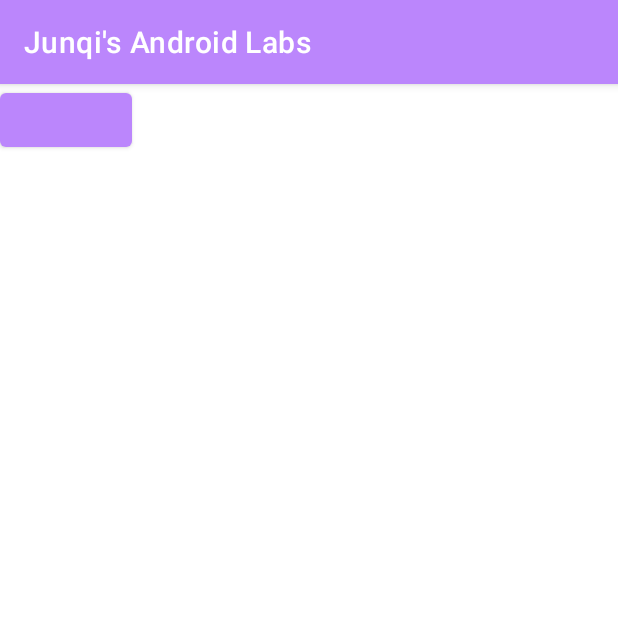
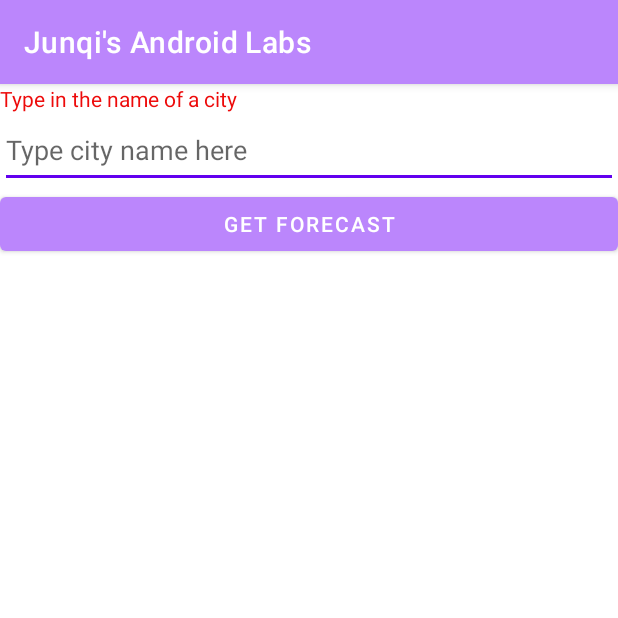
Before and after one commit to JunqiHong/JunqisAndroidLabs, an Android app: the screen it shows after launch (MainActivity), on a phone screen of 412 x 824 dp, the top half of it. Run offline under Robolectric (Android 15) with nearby library versions, the phone set to English and light mode, and no system bars; our stand-ins replace Volley.

Commit message:
Week10-1

```diff
--- a/app/build.gradle
+++ b/app/build.gradle
@@ -32,7 +32,7 @@ android {
 }
 
 dependencies {
-
+    implementation 'com.android.volley:volley:1.2.1'
     implementation 'androidx.appcompat:appcompat:1.4.1'
     implementation 'com.google.android.material:material:1.5.0'
     implementation 'androidx.constraintlayout:constraintlayout:2.1.3'
--- a/app/src/main/AndroidManifest.xml
+++ b/app/src/main/AndroidManifest.xml
@@ -1,6 +1,8 @@
 <?xml version="1.0" encoding="utf-8"?>
 <manifest xmlns:android="http://schemas.android.com/apk/res/android"
     xmlns:tools="http://schemas.android.com/tools">
+    <uses-permission android:name="android.permission.INTERNET"/>
+
 
     <application
         android:allowBackup="true"
--- a/app/src/main/res/layout/activity_main.xml
+++ b/app/src/main/res/layout/activity_main.xml
@@ -1,25 +1,71 @@
 <?xml version="1.0" encoding="utf-8"?>
-<LinearLayout android:orientation="horizontal"
-    xmlns:android="http://schemas.android.com/apk/res/android"
+<LinearLayout xmlns:android="http://schemas.android.com/apk/res/android"
+    xmlns:app="http://schemas.android.com/apk/res-auto"
     xmlns:tools="http://schemas.android.com/tools"
     android:layout_width="match_parent"
     android:layout_height="match_parent"
+    android:orientation="vertical"
     tools:context=".MainActivity">
 
     <TextView
-        android:id="@+id/textview"
-        android:layout_width="wrap_content"
+        android:id="@+id/textView"
+        android:layout_width="match_parent"
         android:layout_height="wrap_content"
+        android:ems="10"
         android:text="@string/hello_message" />
 
-
+    <EditText
+        android:id="@+id/editText"
+        android:layout_width="match_parent"
+        android:layout_height="50dp"
+        android:ems="10"
+        android:hint="@string/hint_message" />
 
     <Button
-        android:id="@+id/button"
-        android:layout_width="wrap_content"
+        android:id="@+id/getForecast"
+        android:layout_width="match_parent"
         android:layout_height="wrap_content"
-        android:layout_marginBottom="50dp"
         android:text="@string/button_message" />
 
+    <TextView
+        android:id="@+id/temp"
+        android:layout_width="match_parent"
+        android:layout_height="wrap_content"
+        android:text="Temp goes here"
+        android:visibility="invisible"/>
+
+    <TextView
+        android:id="@+id/maxTemp"
+        android:layout_width="match_parent"
+        android:layout_height="wrap_content"
+        android:text="Max goes here"
+        android:visibility="invisible"/>
+
+    <TextView
+        android:id="@+id/minTemp"
+        android:layout_width="match_parent"
+        android:layout_height="wrap_content"
+        android:text="Min goes here"
+        android:visibility="invisible"/>
+
+    <TextView
+        android:id="@+id/humidity"
+        android:layout_width="match_parent"
+        android:layout_height="wrap_content"
+        android:text="Humitidy goes here"
+        android:visibility="invisible"/>
+
+    <ImageView
+        android:id="@+id/icon"
+        android:layout_width="300dp"
+        android:layout_height="300dp"
+        android:visibility="invisible"/>
+
+    <TextView
+        android:id="@+id/description"
+        android:layout_width="match_parent"
+        android:layout_height="wrap_content"
+        android:text="Description goes here"
+        android:visibility="invisible"/>
 
 </LinearLayout>
--- a/app/src/main/res/values/strings.xml
+++ b/app/src/main/res/values/strings.xml
@@ -1,5 +1,6 @@
 <resources>
     <string name="app_name">Junqi\'s Android Labs</string>
-    <string name="hello_message">Hello world!</string>
-    <string name="button_message">I\'m a button</string>
+    <string name="hello_message">Type in the name of a city</string>
+    <string name="button_message">Get Forecast</string>
+    <string name="hint_message">Type city name here</string>
 </resources>
```
Also changed, not shown: app/src/main/java/algonquin/cst2335/ID041012545/MainActivity.java (+100 -41 lines), gradle/wrapper/gradle-wrapper.properties, 1 other file.
